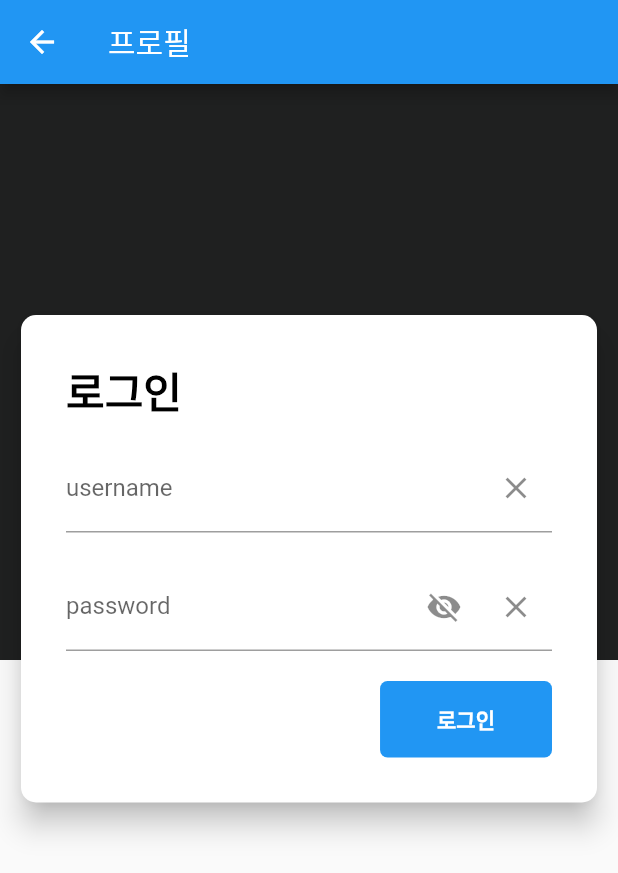
After one commit to NeoMindStd/GithubUserList, a Flutter app: the AuthPage screen opened directly, after a tap on "로그인", on a phone screen of 412 x 824 dp. The commit adds this screen. Shown: the top 873 px of the screen. Run offline on Flutter 3.47's test engine with Material 2 defaults, Android fonts, the phone set to English and light mode, and no system bars; our stand-ins replace logger, rxdart; missing offline and left inert: easy_web_view, http_auth, mutex; accounts and stored records are empty; network calls fail.

Commit message:
Implement GitHub login to increase api rate limit

```diff
--- /dev/null
+++ b/lib/bloc/auth_bloc.dart
@@ -0,0 +1,42 @@
+import 'package:flutter/cupertino.dart';
+import 'package:github_user_list/util/data_manager.dart';
+import 'package:rxdart/rxdart.dart';
+
+class AuthBloc {
+  //////////////////////////////////////////////////
+  ///               Fields
+  //////////////////////////////////////////////////
+  final BuildContext context;
+
+  bool _obscureText;
+
+  //////////////////////////////////////////////////
+  ///               Controllers
+  //////////////////////////////////////////////////
+  final _obscureTextSubject = PublishSubject<bool>();
+
+  //////////////////////////////////////////////////
+  ///               Getters
+  //////////////////////////////////////////////////
+  bool get isObscureText => _obscureText;
+  Stream<bool> get isObscureTextStream => _obscureTextSubject.stream;
+
+  //////////////////////////////////////////////////
+  ///               Methods
+  //////////////////////////////////////////////////
+  AuthBloc(this.context) : _obscureText = true;
+
+  void switchObscureTextMode({bool obscureText}) {
+    _obscureText = obscureText ?? !_obscureText;
+    _obscureTextSubject.add(_obscureText);
+  }
+
+  void login(BuildContext context, {String username, String password}) async {
+    await DataManager().login(username: username, password: password);
+    Navigator.pop(context);
+  }
+
+  void dispose() {
+    _obscureTextSubject.close();
+  }
+}
--- a/lib/bloc/detail_bloc.dart
+++ b/lib/bloc/detail_bloc.dart
@@ -4,6 +4,7 @@ import 'dart:io';
 import 'package:flutter/cupertino.dart';
 import 'package:github_user_list/data/repository.dart';
 import 'package:github_user_list/data/user.dart';
+import 'package:github_user_list/util/data_manager.dart';
 import 'package:github_user_list/util/dialog.dart';
 import 'package:github_user_list/util/http_decoder.dart';
 import 'package:http/http.dart' as http;
@@ -33,7 +34,7 @@ class DetailBloc {
   DetailBloc(this.context, this.user);
 
   getUserDetailInfo() async {
-    http.Response followerResponses = await http.get(
+    http.Response followerResponses = await DataManager().httpClient.get(
           user.followersUrl,
         );
     if (followerResponses.statusCode == HttpStatus.ok) {
@@ -45,7 +46,7 @@ class DetailBloc {
       _userController.add(user);
     }
 
-    http.Response followingResponses = await http.get(
+    http.Response followingResponses = await DataManager().httpClient.get(
           user.followingUrl,
         );
     if (followingResponses.statusCode == HttpStatus.ok) {
@@ -57,7 +58,7 @@ class DetailBloc {
       _userController.add(user);
     }
 
-    http.Response starResponses = await http.get(
+    http.Response starResponses = await DataManager().httpClient.get(
           user.starredUrl,
         );
     if (starResponses.statusCode == HttpStatus.ok) {
@@ -68,7 +69,7 @@ class DetailBloc {
       _userController.add(user);
     }
 
-    http.Response repoResponses = await http.get(
+    http.Response repoResponses = await DataManager().httpClient.get(
           user.reposUrl,
         );
     if (repoResponses.statusCode == HttpStatus.ok) {
--- a/lib/bloc/home_bloc.dart
+++ b/lib/bloc/home_bloc.dart
@@ -2,6 +2,7 @@ import 'dart:io';
 
 import 'package:flutter/cupertino.dart';
 import 'package:github_user_list/data/user.dart';
+import 'package:github_user_list/util/data_manager.dart';
 import 'package:github_user_list/util/dialog.dart';
 import 'package:github_user_list/util/http_decoder.dart';
 import 'package:http/http.dart' as http;
@@ -43,9 +44,9 @@ class HomeBloc {
     if (usersMutex.isLocked) return;
     usersMutex.acquire();
 
-    http.Response userResponses = await http.get(
-      "https://api.github.com/users?since=$since&per_page=$perPage",
-    );
+    http.Response userResponses = await DataManager().httpClient.get(
+          "https://api.github.com/users?since=$since&per_page=$perPage",
+        );
 
     String statusLog = "since: $since, perPage: $perPage\n"
         "userResponses = ${userResponses.statusCode}";
--- /dev/null
+++ b/lib/screen/auth/center_card.dart
@@ -0,0 +1,25 @@
+import 'package:flutter/material.dart';
+
+class CenterCard extends StatelessWidget {
+  final double appBarHeight;
+  final Widget child;
+
+  CenterCard({this.appBarHeight = 0, this.child});
+
+  @override
+  Widget build(BuildContext context) => Container(
+        margin: EdgeInsets.only(
+            top: MediaQuery.of(context).size.height / 4 - appBarHeight),
+        padding: EdgeInsets.only(left: 10, right: 10),
+        child: Card(
+          shape: RoundedRectangleBorder(
+            borderRadius: BorderRadius.circular(10),
+          ),
+          elevation: 8,
+          child: Padding(
+            padding: const EdgeInsets.all(30.0),
+            child: Center(child: child),
+          ),
+        ),
+      );
+}
--- /dev/null
+++ b/lib/screen/auth/login_card.dart
@@ -0,0 +1,115 @@
+import 'package:flutter/material.dart';
+import 'package:github_user_list/bloc/auth_bloc.dart';
+import 'package:github_user_list/screen/auth/center_card.dart';
+
+class LoginCard extends StatelessWidget {
+  final AuthBloc _authBloc;
+  final double appBarHeight;
+
+  LoginCard(this._authBloc, {this.appBarHeight = 0});
+
+  @override
+  Widget build(BuildContext context) {
+    final TextEditingController usernameController = TextEditingController();
+    final TextEditingController passwordController = TextEditingController();
+
+    final TextFormField accountField = TextFormField(
+      decoration: InputDecoration(
+        labelText: "username",
+        hasFloatingPlaceholder: true,
+        suffixIcon: IconButton(
+          icon: Icon(Icons.clear),
+          onPressed: usernameController.clear,
+        ),
+      ),
+      controller: usernameController,
+    );
+    final passwordField = StreamBuilder<bool>(
+      initialData: _authBloc.isObscureText,
+      stream: _authBloc.isObscureTextStream,
+      builder: (context, snapshot) => TextFormField(
+        decoration: InputDecoration(
+          labelText: "password",
+          hasFloatingPlaceholder: true,
+          suffixIcon: Row(
+            mainAxisAlignment: MainAxisAlignment.spaceBetween, // added line
+            mainAxisSize: MainAxisSize.min, // added line
+            children: <Widget>[
+              IconButton(
+                icon: Icon(
+                    snapshot.data ? Icons.visibility_off : Icons.visibility),
+                onPressed: _authBloc.switchObscureTextMode,
+              ),
+              IconButton(
+                icon: Icon(Icons.clear),
+                onPressed: passwordController.clear,
+              ),
+            ],
+          ),
+        ),
+        controller: passwordController,
+        obscureText: snapshot.data,
+      ),
+    );
+
+    return Column(
+      children: <Widget>[
+        CenterCard(
+          appBarHeight: appBarHeight,
+          child: Column(
+            crossAxisAlignment: CrossAxisAlignment.center,
+            children: <Widget>[
+              Align(
+                alignment: Alignment.topLeft,
+                child: Text(
+                  "로그인",
+                  style: TextStyle(
+                    color: Colors.black,
+                    fontSize: 28,
+                    fontWeight: FontWeight.w600,
+                  ),
+                ),
+              ),
+              SizedBox(
+                height: 15,
+              ),
+              accountField,
+              SizedBox(
+                height: 20,
+              ),
+              passwordField,
+              SizedBox(
+                height: 20,
+              ),
+              Row(
+                mainAxisAlignment: MainAxisAlignment.spaceEvenly,
+                children: <Widget>[
+                  Expanded(
+                    child: Container(),
+                  ),
+                  FlatButton(
+                    child: Text(
+                      "로그인",
+                      style: TextStyle(fontWeight: FontWeight.bold),
+                    ),
+                    color: Colors.blue,
+                    textColor: Colors.white,
+                    padding: EdgeInsets.only(
+                        left: 38, right: 38, top: 15, bottom: 15),
+                    shape: RoundedRectangleBorder(
+                        borderRadius: BorderRadius.circular(5)),
+                    onPressed: () => _authBloc.login(
+                      context,
+                      username: usernameController.text,
+                      password: passwordController.text,
+                    ),
+                  )
+                ],
+              )
+            ],
+          ),
+        ),
+      ],
+    );
+  }
+}
--- /dev/null
+++ b/lib/screen/auth/lower_half.dart
@@ -0,0 +1,15 @@
+import 'package:flutter/material.dart';
+
+class LowerHalf extends StatelessWidget {
+  final double appBarHeight;
+  LowerHalf({this.appBarHeight = 0});
+
+  @override
+  Widget build(BuildContext context) => Align(
+        alignment: Alignment.bottomCenter,
+        child: Container(
+          height: (MediaQuery.of(context).size.height - appBarHeight) / 2,
+          color: Color(0xFFECF0F3),
+        ),
+      );
+}
--- /dev/null
+++ b/lib/screen/auth/upper_half.dart
@@ -0,0 +1,12 @@
+import 'package:flutter/material.dart';
+
+class UpperHalf extends StatelessWidget {
+  final double appBarHeight;
+  UpperHalf({this.appBarHeight = 0});
+
+  @override
+  Widget build(BuildContext context) => Container(
+        height: (MediaQuery.of(context).size.height - appBarHeight) / 2,
+        color: Colors.black87,
+      );
+}
--- /dev/null
+++ b/lib/screen/auth_page.dart
@@ -0,0 +1,40 @@
+import 'package:flutter/material.dart';
+import 'package:github_user_list/bloc/auth_bloc.dart';
+import 'package:github_user_list/screen/auth/login_card.dart';
+import 'package:github_user_list/screen/auth/lower_half.dart';
+import 'package:github_user_list/screen/auth/upper_half.dart';
+import 'package:provider/provider.dart';
+
+class AuthPage extends StatelessWidget {
+  final String title;
+
+  AuthPage({Key key, this.title = "ProfilePage"}) : super(key: key);
+
+  @override
+  Widget build(BuildContext context) {
+    final AuthBloc _authBloc = Provider.of<AuthBloc>(context);
+    final AppBar _appbar = AppBar(
+      title: Text(title),
+    );
+
+    return Scaffold(
+      appBar: _appbar,
+      body: SafeArea(
+        child: SingleChildScrollView(
+          child: Stack(children: <Widget>[
+            LowerHalf(
+              appBarHeight: _appbar.preferredSize.height,
+            ),
+            UpperHalf(
+              appBarHeight: _appbar.preferredSize.height,
+            ),
+            LoginCard(
+              _authBloc,
+              appBarHeight: _appbar.preferredSize.height,
+            ),
+          ]),
+        ),
+      ),
+    );
+  }
+}
--- a/lib/screen/detail_page.dart
+++ b/lib/screen/detail_page.dart
@@ -3,12 +3,15 @@ import 'package:github_user_list/bloc/detail_bloc.dart';
 import 'package:github_user_list/data/user.dart';
 import 'package:github_user_list/screen/detail/profile.dart';
 import 'package:github_user_list/screen/detail/repo_list.dart';
+import 'package:github_user_list/util/data_manager.dart';
 import 'package:provider/provider.dart';
 
 class DetailPage extends StatelessWidget {
   final String title;
+  final bool isMyProfile;
 
-  DetailPage({Key key, this.title = "DetailPage"}) : super(key: key);
+  DetailPage({Key key, this.title = "DetailPage", this.isMyProfile = false})
+      : super(key: key);
 
   @override
   Widget build(BuildContext context) {
@@ -19,6 +22,21 @@ class DetailPage extends StatelessWidget {
     return Scaffold(
       appBar: AppBar(
         title: Text(title),
+        actions: <Widget>[] +
+            (isMyProfile
+                ? [
+                    MaterialButton(
+                      child: Text(
+                        "로그아웃",
+                        style: TextStyle(color: Colors.white),
+                      ),
+                      onPressed: () async {
+                        await DataManager().logout();
+                        Navigator.pop(context);
+                      },
+                    )
+                  ]
+                : []),
       ),
       body: StreamBuilder<User>(
           initialData: _detailBloc.user,
--- a/lib/screen/home_page.dart
+++ b/lib/screen/home_page.dart
@@ -1,8 +1,11 @@
 import 'package:flutter/material.dart';
+import 'package:github_user_list/bloc/auth_bloc.dart';
 import 'package:github_user_list/bloc/detail_bloc.dart';
 import 'package:github_user_list/bloc/home_bloc.dart';
 import 'package:github_user_list/data/user.dart';
+import 'package:github_user_list/screen/auth_page.dart';
 import 'package:github_user_list/screen/detail_page.dart';
+import 'package:github_user_list/util/data_manager.dart';
 import 'package:provider/provider.dart';
 
 class HomePage extends StatelessWidget {
@@ -22,6 +25,29 @@ class HomePage extends StatelessWidget {
     return Scaffold(
       appBar: AppBar(
         title: Text(title),
+        actions: <Widget>[
+          IconButton(
+            icon: Icon(Icons.person),
+            onPressed: () => Navigator.push(
+              context,
+              MaterialPageRoute(
+                builder: (context) => DataManager().isLoggedIn
+                    ? Provider(
+                        create: (BuildContext context) =>
+                            DetailBloc(context, DataManager().loginUser),
+                        child: DetailPage(
+                          title: '내 프로필',
+                          isMyProfile: true,
+                        ),
+                      )
+                    : Provider(
+                        create: (BuildContext context) => AuthBloc(context),
+                        child: AuthPage(title: '프로필'),
+                      ),
+              ),
+            ),
+          )
+        ],
       ),
       body: SingleChildScrollView(
         controller: _scrollController,
--- /dev/null
+++ b/lib/util/data_manager.dart
@@ -0,0 +1,56 @@
+import 'dart:io';
+
+import 'package:flutter/material.dart';
+import 'package:github_user_list/data/user.dart';
+import 'package:github_user_list/util/http_decoder.dart';
+import 'package:http/http.dart' as http;
+import 'package:http_auth/http_auth.dart' as http_auth;
+import 'package:logger/logger.dart';
+
+class DataManager {
+  //////////////////////////////////////////////////
+  ///               Fields
+  //////////////////////////////////////////////////
+  static final DataManager _instance = DataManager._();
+
+  http_auth.BasicAuthClient _basicAuthClient;
+  User _loginUser;
+
+  //////////////////////////////////////////////////
+  ///               Getters
+  //////////////////////////////////////////////////
+  User get loginUser => _loginUser;
+  bool get isLoggedIn => (_basicAuthClient != null && _loginUser != null);
+  http.Client get httpClient => isLoggedIn ? _basicAuthClient : http.Client();
+
+  //////////////////////////////////////////////////
+  ///               Methods
+  //////////////////////////////////////////////////
+  DataManager._();
+
+  factory DataManager() => _instance;
+
+  Future<bool> login(
+      {@required String username, @required String password}) async {
+    _basicAuthClient = http_auth.BasicAuthClient(username, password);
+    http.Response userResponse =
+        await _basicAuthClient.get("https://api.github.com/user");
+    if (userResponse.statusCode == HttpStatus.ok) {
+      _loginUser = User.fromJson(HttpDecoder.utf8Response(userResponse));
+      String logString = "Login Success! : $_loginUser";
+      Logger().i(logString);
+      return true;
+    } else {
+      String logString = "Login Failed! : ${userResponse.statusCode}\n"
+          "${userResponse.body}";
+      Logger().i(logString);
+      return false;
+    }
+  }
+
+  logout() {
+    _basicAuthClient.close();
+    _basicAuthClient = null;
+    _loginUser = null;
+  }
+}
--- a/pubspec.yaml
+++ b/pubspec.yaml
@@ -32,6 +32,7 @@ dependencies:
 
   # Network Communication
   http: ^0.12.2
+  http_auth: ^0.3.0
 
   # State Management
   provider: ^4.3.1
```
Also changed, not shown: pubspec.lock. Lines whose indentation alone changed are shown as unchanged.
